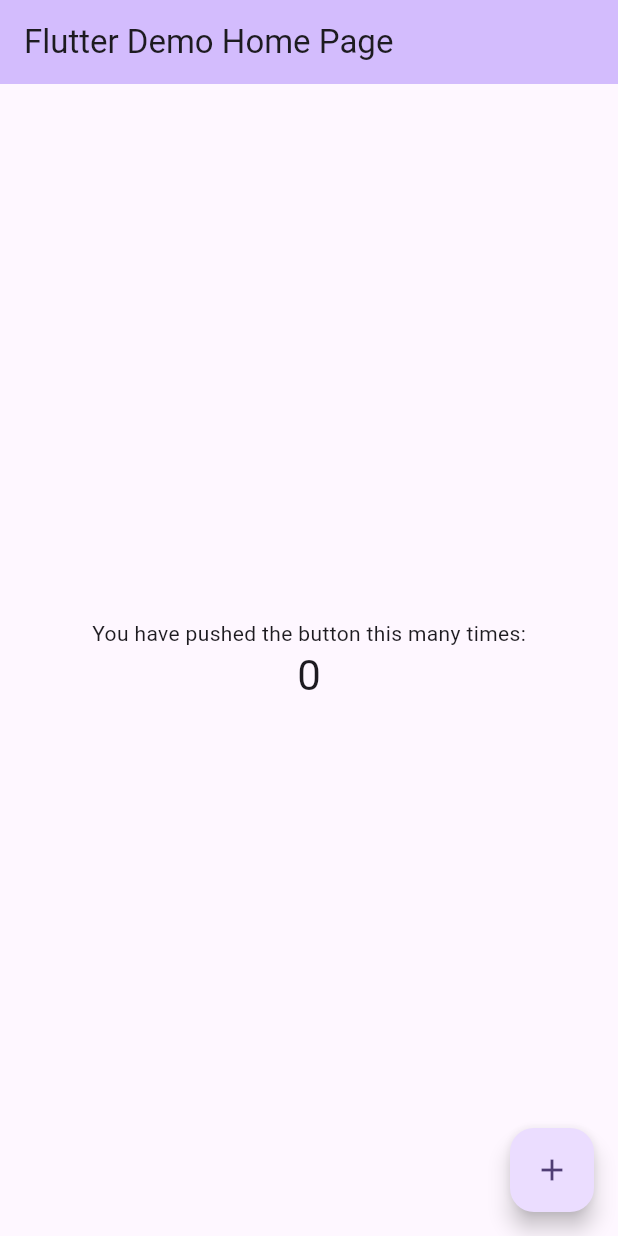
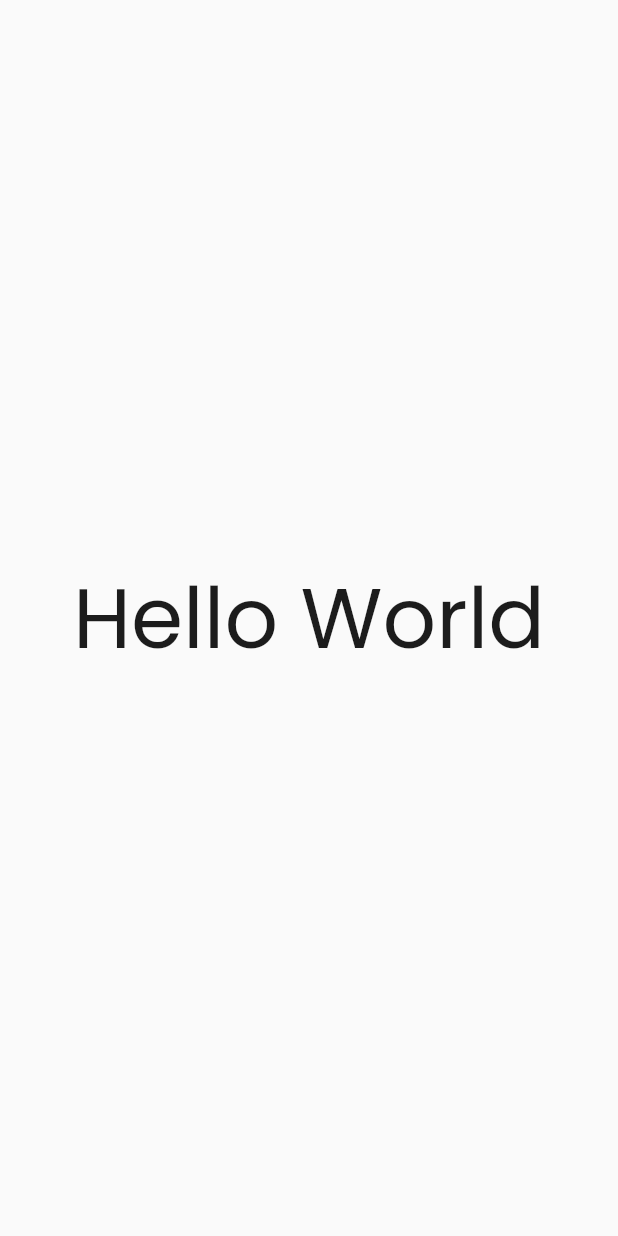
Before and after one commit to aizatkmrdin/minimal-habit-tracker, a Flutter app: the screen it shows after launch, on a phone screen of 412 x 824 dp. Run offline on Flutter 3.47's test engine with Material 2 defaults, Android fonts, the light colour scheme and no system bars; our stand-ins replace google_fonts.

Commit message:
add theme

```diff
--- a/lib/main.dart
+++ b/lib/main.dart
@@ -1,4 +1,6 @@
 import 'package:flutter/material.dart';
+import 'package:minimal_habit_tracker/screens/onboard.dart';
+import 'package:minimal_habit_tracker/themes/theme.dart';
 
 void main() {
   runApp(const MyApp());
@@ -7,119 +9,14 @@ void main() {
 class MyApp extends StatelessWidget {
   const MyApp({super.key});
 
-  // This widget is the root of your application.
   @override
   Widget build(BuildContext context) {
     return MaterialApp(
-      title: 'Flutter Demo',
-      theme: ThemeData(
-        // This is the theme of your application.
-        //
-        // TRY THIS: Try running your application with "flutter run". You'll see
-        // the application has a blue toolbar. Then, without quitting the app,
-        // try changing the seedColor in the colorScheme below to Colors.green
-        // and then invoke "hot reload" (save your changes or press the "hot
-        // reload" button in a Flutter-supported IDE, or press "r" if you used
-        // the command line to start the app).
-        //
-        // Notice that the counter didn't reset back to zero; the application
-        // state is not lost during the reload. To reset the state, use hot
-        // restart instead.
-        //
-        // This works for code too, not just values: Most code changes can be
-        // tested with just a hot reload.
-        colorScheme: ColorScheme.fromSeed(seedColor: Colors.deepPurple),
-        useMaterial3: true,
-      ),
-      home: const MyHomePage(title: 'Flutter Demo Home Page'),
+      debugShowCheckedModeBanner: false,
+      theme: AppTheme.lightTheme,
+      darkTheme: AppTheme.darkTheme,
+      themeMode: ThemeMode.system,
+      home: const OnBoard(),
     );
   }
 }
-
-class MyHomePage extends StatefulWidget {
-  const MyHomePage({super.key, required this.title});
-
-  // This widget is the home page of your application. It is stateful, meaning
-  // that it has a State object (defined below) that contains fields that affect
-  // how it looks.
-
-  // This class is the configuration for the state. It holds the values (in this
-  // case the title) provided by the parent (in this case the App widget) and
-  // used by the build method of the State. Fields in a Widget subclass are
-  // always marked "final".
-
-  final String title;
-
-  @override
-  State<MyHomePage> createState() => _MyHomePageState();
-}
-
-class _MyHomePageState extends State<MyHomePage> {
-  int _counter = 0;
-
-  void _incrementCounter() {
-    setState(() {
-      // This call to setState tells the Flutter framework that something has
-      // changed in this State, which causes it to rerun the build method below
-      // so that the display can reflect the updated values. If we changed
-      // _counter without calling setState(), then the build method would not be
-      // called again, and so nothing would appear to happen.
-      _counter++;
-    });
-  }
-
-  @override
-  Widget build(BuildContext context) {
-    // This method is rerun every time setState is called, for instance as done
-    // by the _incrementCounter method above.
-    //
-    // The Flutter framework has been optimized to make rerunning build methods
-    // fast, so that you can just rebuild anything that needs updating rather
-    // than having to individually change instances of widgets.
-    return Scaffold(
-      appBar: AppBar(
-        // TRY THIS: Try changing the color here to a specific color (to
-        // Colors.amber, perhaps?) and trigger a hot reload to see the AppBar
-        // change color while the other colors stay the same.
-        backgroundColor: Theme.of(context).colorScheme.inversePrimary,
-        // Here we take the value from the MyHomePage object that was created by
-        // the App.build method, and use it to set our appbar title.
-        title: Text(widget.title),
-      ),
-      body: Center(
-        // Center is a layout widget. It takes a single child and positions it
-        // in the middle of the parent.
-        child: Column(
-          // Column is also a layout widget. It takes a list of children and
-          // arranges them vertically. By default, it sizes itself to fit its
-          // children horizontally, and tries to be as tall as its parent.
-          //
-          // Column has various properties to control how it sizes itself and
-          // how it positions its children. Here we use mainAxisAlignment to
-          // center the children vertically; the main axis here is the vertical
-          // axis because Columns are vertical (the cross axis would be
-          // horizontal).
-          //
-          // TRY THIS: Invoke "debug painting" (choose the "Toggle Debug Paint"
-          // action in the IDE, or press "p" in the console), to see the
-          // wireframe for each widget.
-          mainAxisAlignment: MainAxisAlignment.center,
-          children: <Widget>[
-            const Text(
-              'You have pushed the button this many times:',
-            ),
-            Text(
-              '$_counter',
-              style: Theme.of(context).textTheme.headlineMedium,
-            ),
-          ],
-        ),
-      ),
-      floatingActionButton: FloatingActionButton(
-        onPressed: _incrementCounter,
-        tooltip: 'Increment',
-        child: const Icon(Icons.add),
-      ), // This trailing comma makes auto-formatting nicer for build methods.
-    );
-  }
-}
--- /dev/null
+++ b/lib/screens/onboard.dart
@@ -0,0 +1,17 @@
+import 'package:flutter/material.dart';
+
+class OnBoard extends StatelessWidget {
+  const OnBoard({super.key});
+
+  @override
+  Widget build(BuildContext context) {
+    return Scaffold(
+      body: Center(
+        child: Text(
+          'Hello World',
+          style: Theme.of(context).textTheme.displayMedium,
+        ),
+      ),
+    );
+  }
+}
--- /dev/null
+++ b/lib/themes/theme.dart
@@ -0,0 +1,21 @@
+import 'package:flutter/material.dart';
+import 'package:google_fonts/google_fonts.dart';
+
+const MaterialColor themeColor = MaterialColor(0xFF1C1C1C, <int, Color>{
+  50: Color(0xFF1C1C1C),
+});
+
+class AppTheme {
+  static ThemeData lightTheme = ThemeData(
+      brightness: Brightness.light,
+      textTheme: TextTheme(
+          displayMedium: GoogleFonts.poppins(color: const Color(0xFF1C1C1C)),
+          displaySmall: GoogleFonts.poppins(color: const Color(0xFF1C1C1C)),
+          displayLarge: GoogleFonts.poppins(color: const Color(0xFF1C1C1C))));
+  static ThemeData darkTheme = ThemeData(
+      brightness: Brightness.dark,
+      textTheme: TextTheme(
+          displaySmall: GoogleFonts.poppins(color: Colors.white),
+          displayLarge: GoogleFonts.poppins(color: Colors.white),
+          displayMedium: GoogleFonts.poppins(color: Colors.white)));
+}
```
Also changed, not shown: pubspec.yaml (+5 -24 lines), 7 other files.
